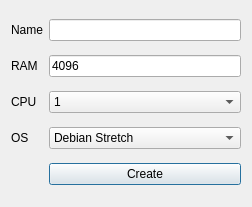
This is DlgCreatePeer.ui in subutai-io/control-center as Qt 5 draws it before an edit. The edited form follows.
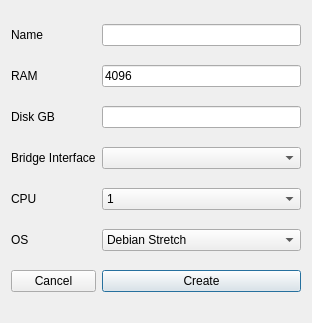
This is the edited form.

Commit message: resize create dlg, add vagrant hypervisor check #757

```diff
--- a/DlgCreatePeer.ui
+++ b/DlgCreatePeer.ui
@@ -6,25 +6,25 @@
    <rect>
     <x>0</x>
     <y>0</y>
-    <width>252</width>
-    <height>207</height>
+    <width>312</width>
+    <height>323</height>
    </rect>
   </property>
   <property name="windowTitle">
    <string>Dialog</string>
   </property>
   <layout class="QGridLayout" name="gridLayout">
-   <item row="4" column="0">
+   <item row="6" column="0">
     <widget class="QLabel" name="lbl_cpu">
      <property name="text">
       <string>CPU</string>
      </property>
     </widget>
    </item>
-   <item row="6" column="1">
-    <widget class="QPushButton" name="btn_create">
+   <item row="2" column="0">
+    <widget class="QLabel" name="lbl_ram">
      <property name="text">
-      <string>Create</string>
+      <string>RAM</string>
      </property>
     </widget>
    </item>
@@ -42,17 +42,14 @@
      </property>
     </widget>
    </item>
-   <item row="2" column="0">
-    <widget class="QLabel" name="lbl_ram">
+   <item row="9" column="1">
+    <widget class="QPushButton" name="btn_create">
      <property name="text">
-      <string>RAM</string>
+      <string>Create</string>
      </property>
     </widget>
    </item>
-   <item row="0" column="1">
-    <widget class="QLineEdit" name="le_name"/>
-   </item>
-   <item row="5" column="1">
+   <item row="7" column="1">
     <widget class="QComboBox" name="cmb_os">
      <item>
       <property name="text">
@@ -66,14 +63,17 @@
      </item>
     </widget>
    </item>
-   <item row="5" column="0">
+   <item row="7" column="0">
     <widget class="QLabel" name="lbl_os">
      <property name="text">
       <string>OS</string>
      </property>
     </widget>
    </item>
-   <item row="4" column="1">
+   <item row="0" column="1">
+    <widget class="QLineEdit" name="le_name"/>
+   </item>
+   <item row="6" column="1">
     <widget class="QComboBox" name="cmb_cpu">
      <property name="currentText">
       <string>1</string>
@@ -123,6 +123,33 @@
      </item>
     </widget>
    </item>
+   <item row="4" column="0">
+    <widget class="QLabel" name="lbl_disk">
+     <property name="text">
+      <string>Disk GB</string>
+     </property>
+    </widget>
+   </item>
+   <item row="9" column="0">
+    <widget class="QPushButton" name="btn_cancel">
+     <property name="text">
+      <string>Cancel</string>
+     </property>
+    </widget>
+   </item>
+   <item row="4" column="1">
+    <widget class="QLineEdit" name="le_disk"/>
+   </item>
+   <item row="5" column="0">
+    <widget class="QLabel" name="lbl_bridge">
+     <property name="text">
+      <string>Bridge Interface</string>
+     </property>
+    </widget>
+   </item>
+   <item row="5" column="1">
+    <widget class="QComboBox" name="cmb_bridge"/>
+   </item>
   </layout>
  </widget>
  <resources/>
```
The commit also changes 2 other files.
